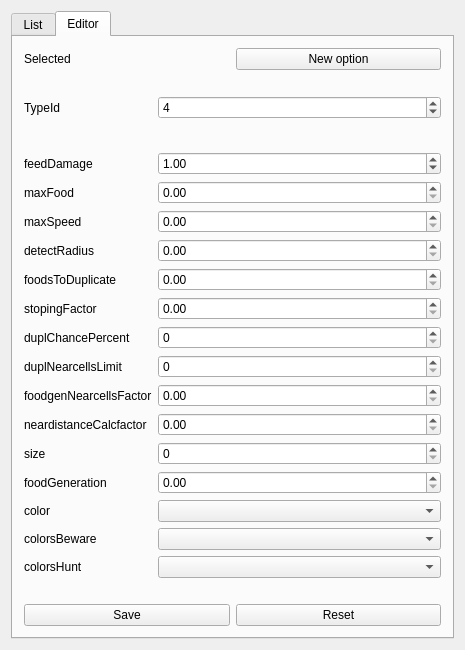
Before: the Qt Designer form QtCellLifeSimulationApp/GenerationSettingsWidget.ui in maxchistt/CellLifeSimulation, drawn with Qt 5.
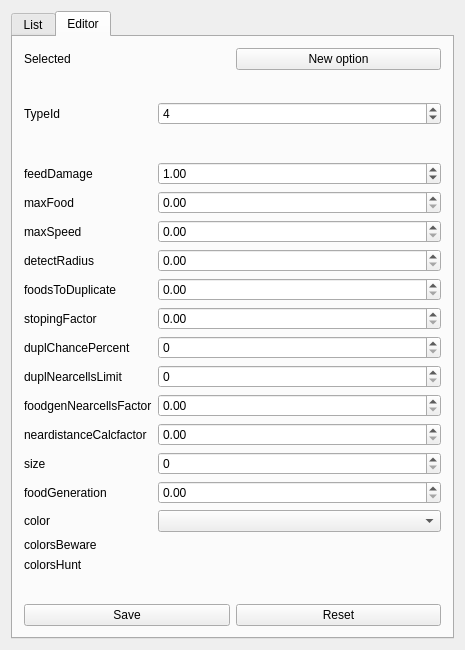
After: the same form once the commit is applied. Icons and pictures are not drawn.

Commit message: upd generation settings widget

Diff of the .ui file:
```diff
--- a/QtCellLifeSimulationApp/GenerationSettingsWidget.ui
+++ b/QtCellLifeSimulationApp/GenerationSettingsWidget.ui
@@ -255,9 +255,6 @@
            </property>
           </widget>
          </item>
-         <item row="15" column="1">
-          <widget class="QComboBox" name="colorsBewareComboBox"/>
-         </item>
          <item row="16" column="0">
           <widget class="QLabel" name="colorsHuntLabel">
            <property name="text">
@@ -266,7 +263,7 @@
           </widget>
          </item>
          <item row="16" column="1">
-          <widget class="QComboBox" name="colorsHuntComboBox"/>
+          <layout class="QHBoxLayout" name="colorsHuntLayout"/>
          </item>
         </layout>
        </item>
```
Left out of the diff: 3 changed lines with no effect on the pictures. The commit also changes 4 other files.
